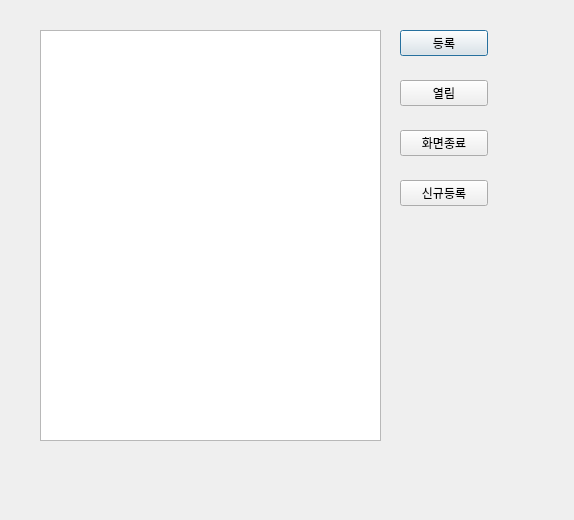
addinedu-ros-10th/iot-repo-1, file joeffice/iot_project_parking.ui: the form before one commit.
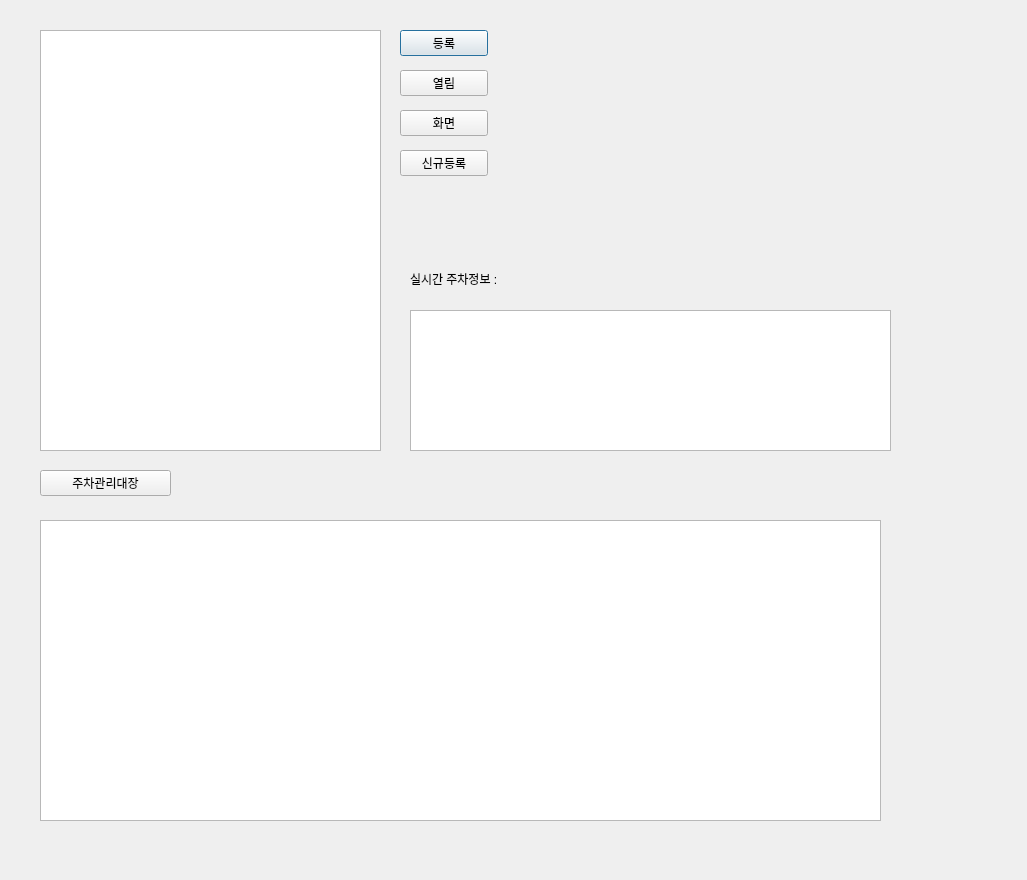
The form after the commit.

Commit message: access, parking sys update

Patch:
```diff
--- a/joeffice/iot_project_parking.ui
+++ b/joeffice/iot_project_parking.ui
@@ -6,8 +6,8 @@
    <rect>
     <x>0</x>
     <y>0</y>
-    <width>574</width>
-    <height>520</height>
+    <width>1027</width>
+    <height>880</height>
    </rect>
   </property>
   <property name="windowTitle">
@@ -19,7 +19,7 @@
      <x>40</x>
      <y>30</y>
      <width>341</width>
-     <height>411</height>
+     <height>421</height>
     </rect>
    </property>
   </widget>
@@ -40,7 +40,7 @@
    <property name="geometry">
     <rect>
      <x>400</x>
-     <y>80</y>
+     <y>70</y>
      <width>88</width>
      <height>26</height>
     </rect>
@@ -53,20 +53,20 @@
    <property name="geometry">
     <rect>
      <x>400</x>
-     <y>130</y>
+     <y>110</y>
      <width>88</width>
      <height>26</height>
     </rect>
    </property>
    <property name="text">
-    <string>화면종료</string>
+    <string>화면</string>
    </property>
   </widget>
   <widget class="QPushButton" name="newregisterButton">
    <property name="geometry">
     <rect>
      <x>400</x>
-     <y>180</y>
+     <y>150</y>
      <width>88</width>
      <height>26</height>
     </rect>
@@ -75,6 +75,65 @@
     <string>신규등록</string>
    </property>
   </widget>
+  <widget class="QLabel" name="videoLabel">
+   <property name="geometry">
+    <rect>
+     <x>620</x>
+     <y>30</y>
+     <width>201</width>
+     <height>121</height>
+    </rect>
+   </property>
+   <property name="text">
+    <string/>
+   </property>
+  </widget>
+  <widget class="QLabel" name="label_2">
+   <property name="geometry">
+    <rect>
+     <x>410</x>
+     <y>270</y>
+     <width>191</width>
+     <height>18</height>
+    </rect>
+   </property>
+   <property name="text">
+    <string>실시간 주차정보 :</string>
+   </property>
+  </widget>
+  <widget class="QTableWidget" name="tableWidget">
+   <property name="geometry">
+    <rect>
+     <x>410</x>
+     <y>310</y>
+     <width>481</width>
+     <height>141</height>
+    </rect>
+   </property>
+  </widget>
+  <widget class="QPushButton" name="manageButton">
+   <property name="geometry">
+    <rect>
+     <x>40</x>
+     <y>470</y>
+     <width>131</width>
+     <height>26</height>
+    </rect>
+   </property>
+   <property name="text">
+    <string>주차관리대장</string>
+   </property>
+  </widget>
+  <widget class="QTableWidget" name="tableWidget_2">
+   <property name="geometry">
+    <rect>
+     <x>40</x>
+     <y>520</y>
+     <width>841</width>
+     <height>301</height>
+    </rect>
+   </property>
+  </widget>
  </widget>
  <resources/>
  <connections/>
```
The commit also changes 4 other files.
